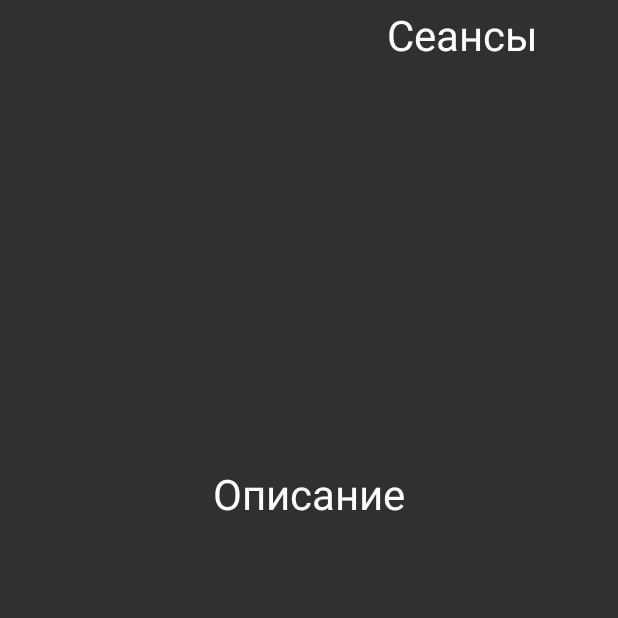
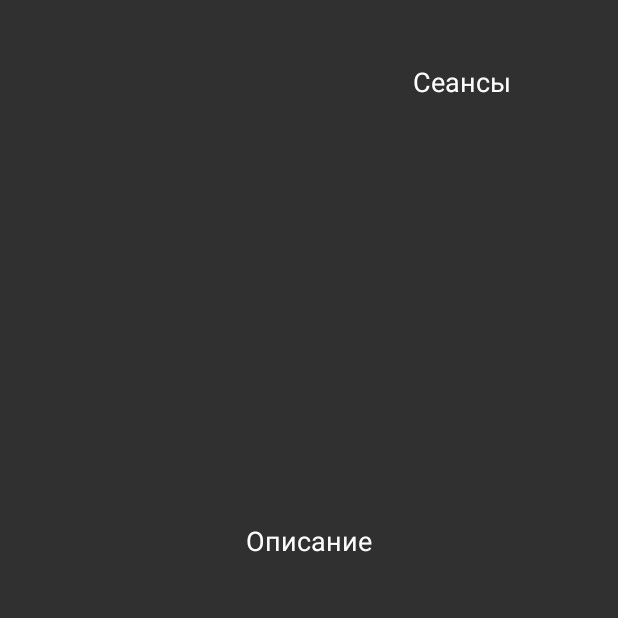
Before and after one commit to MyR0ot/CinemaHelper, an Android app: the FilmActivity screen opened directly, with no data from a screen before it, on a phone screen of 412 x 824 dp, the top half of it. Run offline under Robolectric (Android 15) with nearby library versions, the phone set to English and light mode, and no system bars; 4 statements that could not run were skipped.

Commit message:
fix: translation

```diff
--- a/app/src/main/java/com/example/cinemahelper/Film.kt
+++ b/app/src/main/java/com/example/cinemahelper/Film.kt
@@ -143,7 +143,7 @@ class Film(val id: String,               // Идентификатор филь
 
     @SuppressLint("DefaultLocale")
     fun hasGenre(genre: String): Boolean {
-        if(genre == "все") return true
+        if(genre == "все" || genre == "all") return true
         val g = genre.toLowerCase()
         return !this.genres.find { it == g }.isNullOrEmpty()
     }
--- a/app/src/main/java/com/example/cinemahelper/FilmActivity.kt
+++ b/app/src/main/java/com/example/cinemahelper/FilmActivity.kt
@@ -113,6 +113,7 @@ class FilmActivity : GestureDetector.OnGestureListener, AppCompatActivity() {
     }
 
     private fun inflate(){
+        tv_film_name.text = film.name
         iv_main_poster.setImageBitmap(film.poster)
         tv_description.text = film.description
         configureRecyclerView()
--- a/app/src/main/res/layout/activity_film.xml
+++ b/app/src/main/res/layout/activity_film.xml
@@ -6,6 +6,15 @@
     android:orientation="vertical"
     android:padding="@dimen/small_indent"
     tools:context=".FilmActivity">
+
+    <TextView
+        android:id="@+id/tv_film_name"
+        android:layout_width="match_parent"
+        android:layout_height="wrap_content"
+        android:gravity="center"
+        android:textColor="@color/colorWhite"
+        android:textSize="@dimen/largest_text"/>
+
 
     <LinearLayout
         android:layout_width="match_parent"
@@ -28,7 +37,7 @@
                 android:layout_width="match_parent"
                 android:layout_height="wrap_content"
                 android:gravity="center"
-                android:textSize="@dimen/largest_size"
+                android:textSize="@dimen/title_text"
                 android:textColor="@color/colorWhite"
                 android:text="@string/sessions"/>
 
@@ -49,7 +58,7 @@
         android:layout_width="match_parent"
         android:layout_height="wrap_content"
         android:gravity="center"
-        android:textSize="@dimen/largest_size"
+        android:textSize="@dimen/title_text"
         android:textColor="@color/colorWhite"
         android:text="@string/description"
         android:layout_marginBottom="@dimen/medium_indent"/>
--- a/app/src/main/res/layout/activity_main.xml
+++ b/app/src/main/res/layout/activity_main.xml
@@ -20,7 +20,7 @@
             android:layout_height="match_parent"
             android:text="@string/title"
             android:textColor="@color/colorWhite"
-            android:textSize="@dimen/largest_size"
+            android:textSize="@dimen/largest_text"
             app:layout_constraintBottom_toBottomOf="parent"
             app:layout_constraintEnd_toStartOf="@+id/tv_language"
             app:layout_constraintStart_toStartOf="parent"
@@ -61,7 +61,7 @@
             android:id="@+id/tv_title_genre"
             android:layout_width="wrap_content"
             android:layout_height="match_parent"
-            android:textSize="@dimen/title_size"
+            android:textSize="@dimen/title_text"
             android:text="@string/genre_filter"
             android:textColor="@color/colorWhite"
             android:visibility="invisible"
--- a/app/src/main/res/layout/film_list_item.xml
+++ b/app/src/main/res/layout/film_list_item.xml
@@ -20,7 +20,7 @@
             android:id="@+id/tv_name"
             android:layout_width="match_parent"
             android:layout_height="wrap_content"
-            android:textSize="@dimen/title_size"
+            android:textSize="@dimen/title_text"
             android:textColor="@color/colorWhite"/>
 
         <TextView
@@ -39,7 +39,7 @@
             android:id="@+id/tv_genres"
             android:layout_width="match_parent"
             android:layout_height="wrap_content"
-            android:textSize="@dimen/medium_text" />
+            android:textSize="@dimen/large_text" />
 
     </LinearLayout>
 
--- a/app/src/main/res/values/dimensions.xml
+++ b/app/src/main/res/values/dimensions.xml
@@ -14,8 +14,8 @@
     <dimen name="small_text">12sp</dimen>
     <dimen name="medium_text">14sp</dimen>
     <dimen name="large_text">16sp</dimen>
-    <dimen name="title_size">18sp</dimen>
-    <dimen name="largest_size">28sp</dimen>
+    <dimen name="title_text">18sp</dimen>
+    <dimen name="largest_text">28sp</dimen>
 
     <dimen name="time_text">22sp</dimen>
     <dimen name="date_text">17sp</dimen>
```
Also changed, not shown: app/src/main/java/com/example/cinemahelper/FilmsAdapter.kt (+13 -2 lines), app/src/main/java/com/example/cinemahelper/MainActivity.kt (+13 -10 lines), app/src/main/java/com/example/cinemahelper/utils/LocaleChecker.kt (added, +10 -0 lines), app/src/main/java/com/example/cinemahelper/utils/ParserUtil.kt (+39 -5 lines).
